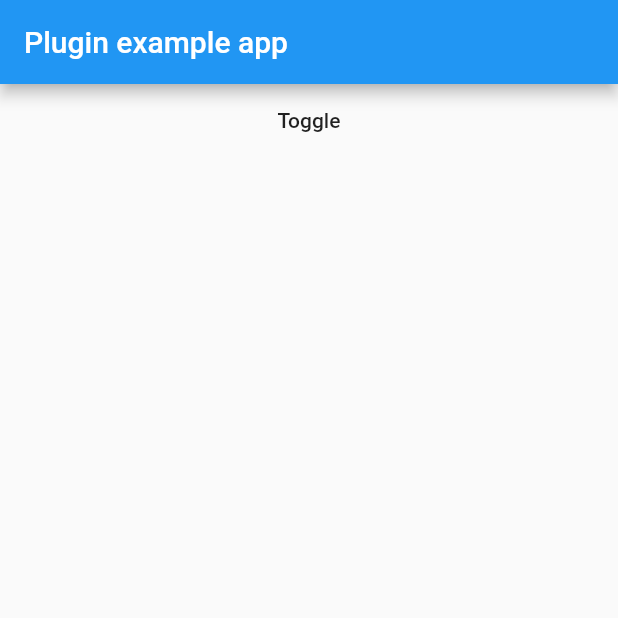
After one commit to AsnanSultan/flash_light, a Flutter app: the screen it shows after launch, on a phone screen of 412 x 824 dp, the top half of it. The commit adds this screen. Run offline on Flutter 3.47's test engine with Material 2 defaults, Android fonts, the phone set to English and light mode, and no system bars; missing offline and left inert: torch_controller.

Commit message:
ui update

```diff
--- /dev/null
+++ b/lib/home_page.dart
@@ -0,0 +1,44 @@
+import 'package:flutter/material.dart';
+import 'package:torch_controller/torch_controller.dart';
+
+class HomePage extends StatefulWidget {
+  const HomePage({Key? key}) : super(key: key);
+
+  @override
+  State<HomePage> createState() => _HomePageState();
+}
+
+class _HomePageState extends State<HomePage> {
+  final controller = TorchController();
+  @override
+  Widget build(BuildContext context) {
+    return Scaffold(
+      appBar: AppBar(
+        title: const Text('Plugin example app'),
+      ),
+      body: Center(
+        child: Column(
+          children: [
+            FutureBuilder<bool?>(
+                future: controller.isTorchActive,
+                builder: (_, snapshot) {
+                  final snapshotData = snapshot.data ?? false;
+
+                  if (snapshot.connectionState == ConnectionState.done)
+                    return Text(
+                        'Is torch on? ${snapshotData ? 'Yes!' : 'No :('}');
+
+                  return Container();
+                }),
+            MaterialButton(
+                child: Text('Toggle'),
+                onPressed: () {
+                  controller.toggle(intensity: 1);
+                  setState(() {});
+                }),
+          ],
+        ),
+      ),
+    );
+  }
+}
--- a/lib/main.dart
+++ b/lib/main.dart
@@ -1,5 +1,7 @@
 import 'package:flutter/material.dart';
 import 'package:torch_controller/torch_controller.dart';
+
+import 'home_page.dart';
 
 void main() {
   TorchController().initialize();
@@ -12,39 +14,11 @@ class MyApp extends StatefulWidget {
 }
 
 class _MyAppState extends State<MyApp> {
-  final controller = TorchController();
-
   @override
   Widget build(BuildContext context) {
     return MaterialApp(
-      home: Scaffold(
-        appBar: AppBar(
-          title: const Text('Plugin example app'),
-        ),
-        body: Center(
-          child: Column(
-            children: [
-              FutureBuilder<bool?>(
-                  future: controller.isTorchActive,
-                  builder: (_, snapshot) {
-                    final snapshotData = snapshot.data ?? false;
-
-                    if (snapshot.connectionState == ConnectionState.done)
-                      return Text(
-                          'Is torch on? ${snapshotData ? 'Yes!' : 'No :('}');
-
-                    return Container();
-                  }),
-              MaterialButton(
-                  child: Text('Toggle'),
-                  onPressed: () {
-                    controller.toggle(intensity: 1);
-                    setState(() {});
-                  }),
-            ],
-          ),
-        ),
-      ),
+      title: 'Flash Light',
+      home: HomePage(),
     );
   }
 }
```
